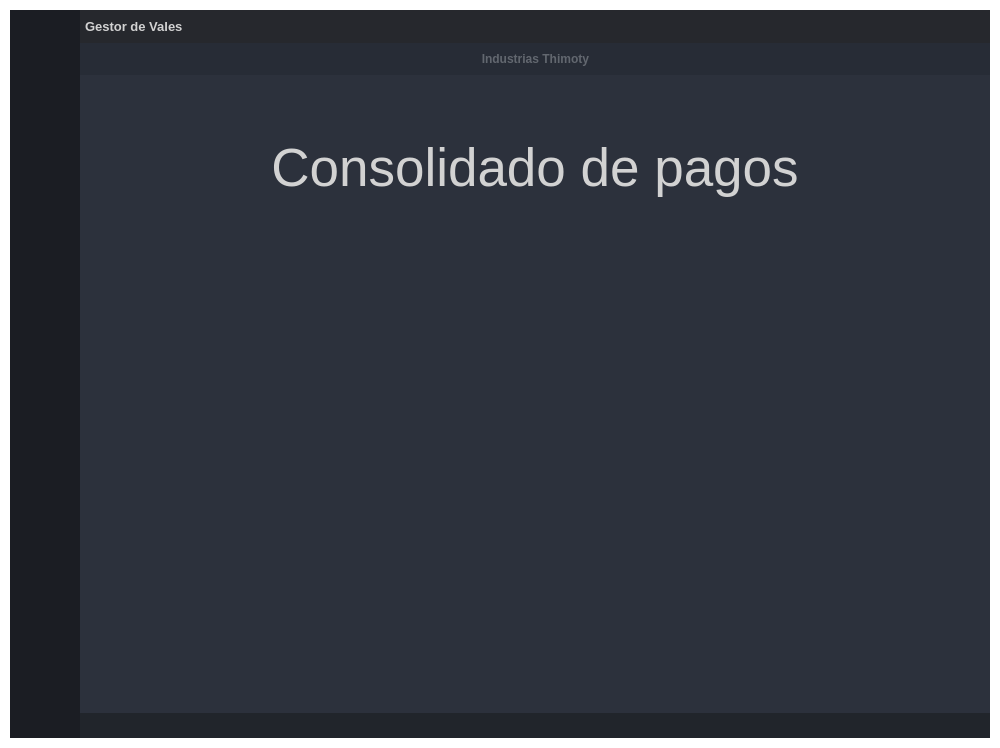
First picture: the form in GUI_BASE.ui, repository Norjuelas/DriverQRLector, before the edit.
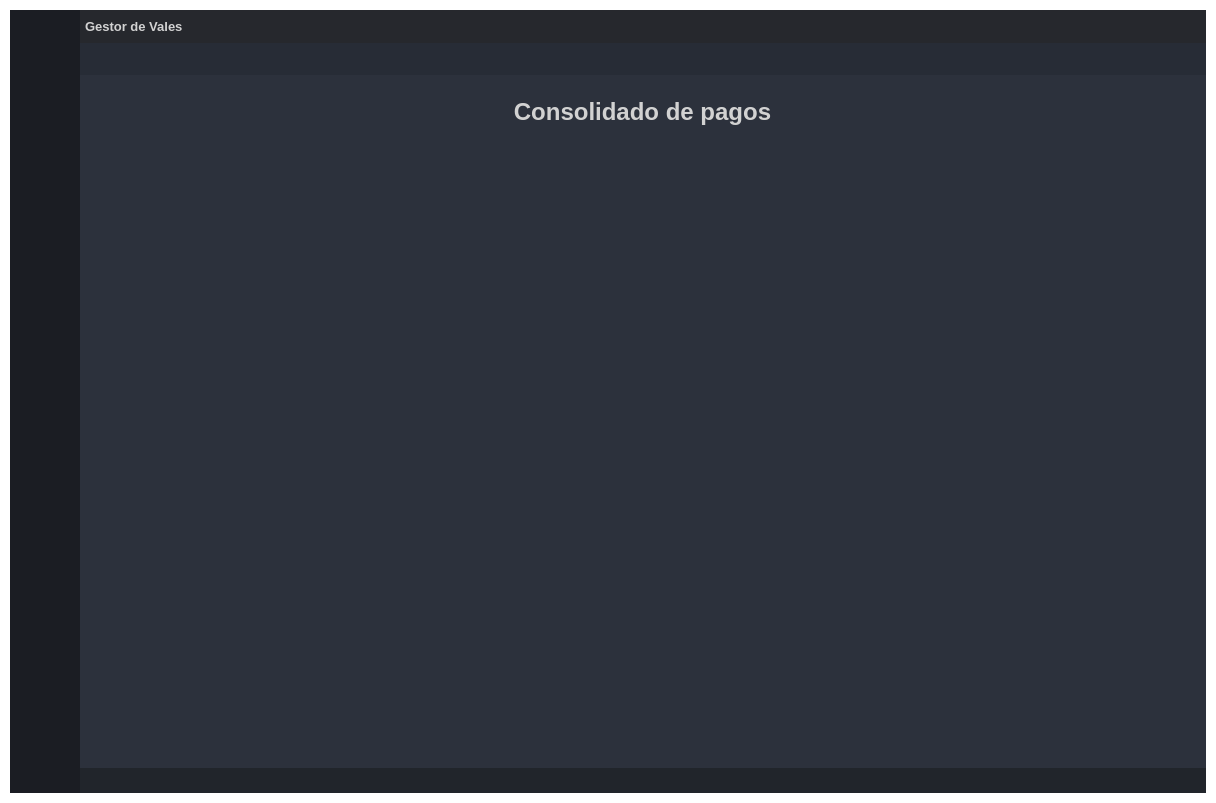
Second picture: the form after the edit. The open tabs and pages were chosen to show the change. Icons and pictures are not drawn.

```diff
--- a/GUI_BASE.ui
+++ b/GUI_BASE.ui
@@ -7,8 +7,8 @@
    <rect>
     <x>0</x>
     <y>0</y>
-    <width>1000</width>
-    <height>748</height>
+    <width>1216</width>
+    <height>803</height>
    </rect>
   </property>
   <property name="minimumSize">
@@ -1073,38 +1073,6 @@
                 <property name="bottomMargin">
                  <number>0</number>
                 </property>
-                <item alignment="Qt::AlignHCenter">
-                 <widget class="QLabel" name="label_top_info_2">
-                  <property name="minimumSize">
-                   <size>
-                    <width>0</width>
-                    <height>0</height>
-                   </size>
-                  </property>
-                  <property name="maximumSize">
-                   <size>
-                    <width>250</width>
-                    <height>20</height>
-                   </size>
-                  </property>
-                  <property name="font">
-                   <font>
-                    <family>Segoe UI</family>
-                    <weight>75</weight>
-                    <bold>true</bold>
-                   </font>
-                  </property>
-                  <property name="styleSheet">
-                   <string notr="true">color: rgb(98, 103, 111);</string>
-                  </property>
-                  <property name="text">
-                   <string>Industrias Thimoty</string>
-                  </property>
-                  <property name="alignment">
-                   <set>Qt::AlignRight|Qt::AlignTrailing|Qt::AlignVCenter</set>
-                  </property>
-                 </widget>
-                </item>
                </layout>
               </widget>
              </item>
@@ -1306,7 +1274,7 @@
                 <property name="bottomMargin">
                  <number>5</number>
                 </property>
-                <item row="0" column="0">
+                <item row="0" column="1">
                  <widget class="QStackedWidget" name="stackedWidget">
                   <property name="styleSheet">
                    <string notr="true">background: transparent;</string>
@@ -1372,30 +1340,7 @@
                      </layout>
                     </item>
                     <item>
-                     <widget class="QWidget" name="WidgetTabla" native="true">
-                      <layout class="QHBoxLayout" name="horizontalLayout">
-                       <item>
-                        <widget class="QWidget" name="TicketsEntrada" native="true">
-                         <property name="maximumSize">
-                          <size>
-                           <width>491</width>
-                           <height>311</height>
-                          </size>
-                         </property>
-                        </widget>
-                       </item>
-                       <item>
-                        <widget class="QWidget" name="TicketsSalida" native="true">
-                         <property name="maximumSize">
-                          <size>
-                           <width>491</width>
-                           <height>311</height>
-                          </size>
-                         </property>
-                        </widget>
-                       </item>
-                      </layout>
-                     </widget>
+                     <widget class="QWidget" name="WidgetTabla" native="true"/>
                     </item>
                     <item>
                      <widget class="QPushButton" name="btnRegisterVale">
@@ -1514,24 +1459,129 @@
                     </item>
                    </layout>
                   </widget>
-                  <widget class="QWidget" name="Consolidado">
-                   <layout class="QVBoxLayout" name="verticalLayout_9">
+                  <widget class="QWidget" name="page_consolidado">
+                   <property name="enabled">
+                    <bool>true</bool>
+                   </property>
+                   <layout class="QHBoxLayout" name="horizontalLayout_12">
                     <item>
                      <widget class="QWidget" name="widget" native="true">
-                      <layout class="QVBoxLayout" name="verticalLayout_12">
+                      <property name="maximumSize">
+                       <size>
+                        <width>931</width>
+                        <height>671</height>
+                       </size>
+                      </property>
+                      <layout class="QGridLayout" name="gridLayout_3">
+                       <item row="1" column="0">
+                        <widget class="QWidget" name="Widget_Pagos_empleados" native="true">
+                         <layout class="QHBoxLayout" name="horizontalLayout_11">
+                          <item>
+                           <widget class="QWidget" name="Widget_Pagos_Satelites" native="true">
+                            <property name="maximumSize">
+                             <size>
+                              <width>911</width>
+                              <height>18</height>
+                             </size>
+                            </property>
+                            <layout class="QVBoxLayout" name="verticalLayout_12"/>
+                           </widget>
+                          </item>
+                         </layout>
+                        </widget>
+                       </item>
+                       <item row="0" column="0">
+                        <widget class="QLabel" name="label_Consolidado_Pagos">
+                         <property name="text">
+                          <string>&lt;html&gt;&lt;head/&gt;&lt;body&gt;&lt;p align=&quot;center&quot;&gt;&lt;span style=&quot; font-size:18pt; font-weight:600;&quot;&gt;Consolidado de pagos&lt;/span&gt;&lt;/p&gt;&lt;/body&gt;&lt;/html&gt;</string>
+                         </property>
+                        </widget>
+                       </item>
+                       <item row="2" column="0">
+                        <layout class="QHBoxLayout" name="horizontalLayout">
+                         <item>
+                          <widget class="QScrollArea" name="scrollAreaWidget_Pagos_Satelites">
+                           <property name="widgetResizable">
+                            <bool>true</bool>
+                           </property>
+                           <widget class="QWidget" name="scrollAreaWidgetContents_3">
+                            <property name="geometry">
+                             <rect>
+                              <x>0</x>
+                              <y>0</y>
+                              <width>451</width>
+                              <height>489</height>
+                             </rect>
+                            </property>
+                           </widget>
+                          </widget>
+                         </item>
+                         <item>
+                          <widget class="QScrollArea" name="scrollAreaWidget_Pagos_empleados">
+                           <property name="widgetResizable">
+                            <bool>true</bool>
+                           </property>
+                           <widget class="QWidget" name="scrollAreaWidgetContents_2">
+                            <property name="geometry">
+                             <rect>
+                              <x>0</x>
+                              <y>0</y>
+                              <width>450</width>
+                              <height>489</height>
+                             </rect>
+                            </property>
+                           </widget>
+                          </widget>
+                         </item>
+                        </layout>
+                       </item>
+                      </layout>
+                     </widget>
+                    </item>
+                   </layout>
+                  </widget>
+                  <widget class="QWidget" name="page_tables">
+                   <property name="sizePolicy">
+                    <sizepolicy hsizetype="Preferred" vsizetype="Fixed">
+                     <horstretch>0</horstretch>
+                     <verstretch>6</verstretch>
+                    </sizepolicy>
+                   </property>
+                   <layout class="QHBoxLayout" name="horizontalLayout_13">
+                    <item>
+                     <widget class="QWidget" name="Vales_impresos" native="true">
+                      <layout class="QVBoxLayout" name="verticalLayout_9">
                        <item>
                         <widget class="QLabel" name="label_Lecturadecodigodebarras_2">
+                         <property name="enabled">
+                          <bool>true</bool>
+                         </property>
+                         <property name="sizePolicy">
+                          <sizepolicy hsizetype="Preferred" vsizetype="Fixed">
+                           <horstretch>0</horstretch>
+                           <verstretch>0</verstretch>
+                          </sizepolicy>
+                         </property>
+                         <property name="minimumSize">
+                          <size>
+                           <width>0</width>
+                           <height>71</height>
+                          </size>
+                         </property>
                          <property name="font">
                           <font>
                            <family>Segoe UI</family>
                            <pointsize>40</pointsize>
                           </font>
                          </property>
+                         <property name="autoFillBackground">
+                          <bool>false</bool>
+                         </property>
                          <property name="styleSheet">
                           <string notr="true"/>
                          </property>
                          <property name="text">
-                          <string>Consolidado de pagos</string>
+                          <string>&lt;html&gt;&lt;head/&gt;&lt;body&gt;&lt;p&gt;&lt;span style=&quot; vertical-align:super;&quot;&gt;Consolidado de tickets&lt;/span&gt;&lt;/p&gt;&lt;/body&gt;&lt;/html&gt;</string>
                          </property>
                          <property name="alignment">
                           <set>Qt::AlignCenter</set>
```
Left out of the diff: 26 changed lines with no effect on the pictures.
